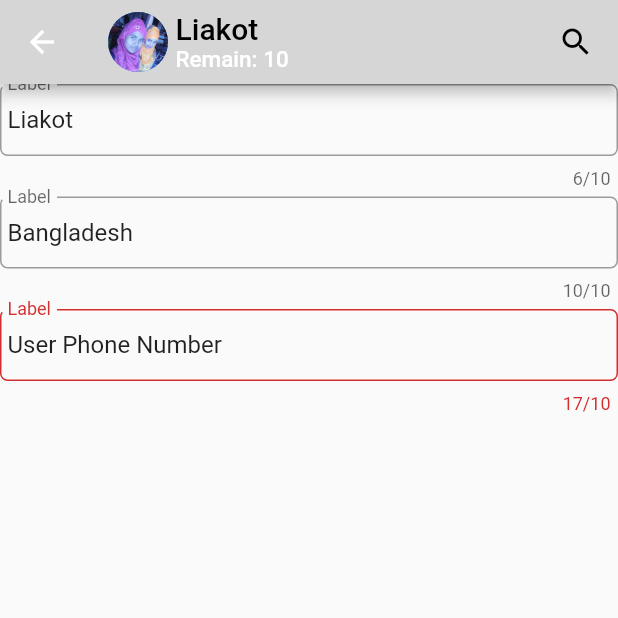
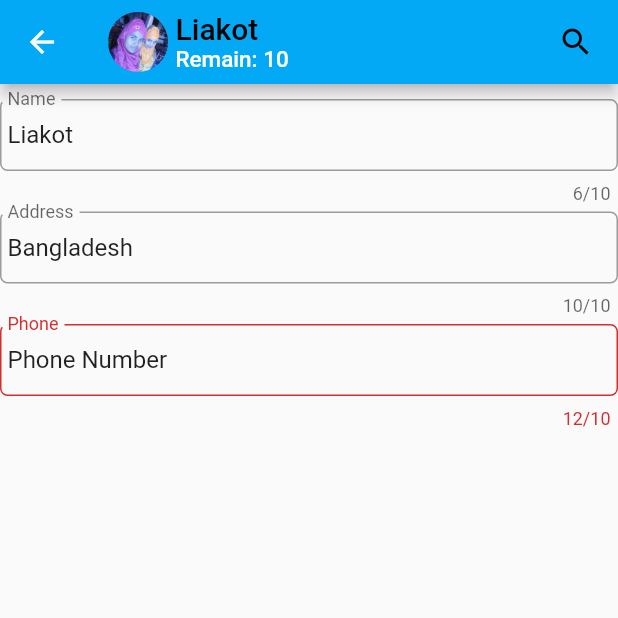
Before and after one commit to Liakot-ali/Flutter-Learn, a Flutter app: the screen it shows after launch, after a tap on "Liakot", on a phone screen of 412 x 824 dp, the top half of it. Run offline on Flutter 3.47's test engine with Material 2 defaults, Android fonts, the phone set to English and light mode, and no system bars.

Commit message:
changing textfield label

```diff
--- a/lib/customer_details.dart
+++ b/lib/customer_details.dart
@@ -24,13 +24,13 @@ class _StateCustomerDetails extends State<CustomerDetails> {
     );
   }
 
-  Widget _TextFormField(String text) {
+  Widget _TextFormField(String label, String text) {
     return TextFormField(
       decoration: InputDecoration(
         border: OutlineInputBorder(
           borderRadius: BorderRadius.all(Radius.circular(5)),
         ),
-        label: Text("Label"),
+        label: Text(label),
         contentPadding: EdgeInsets.all(5),
       ),
       initialValue: text,
@@ -43,7 +43,6 @@ class _StateCustomerDetails extends State<CustomerDetails> {
   Widget build(BuildContext context) {
     return Scaffold(
       appBar: AppBar(
-        backgroundColor: Colors.grey[350],
         title: Container(
           child: appBar(value.name, value.address, value.picture,
               "Remain: " + value.remain.toString()),
@@ -52,15 +51,18 @@ class _StateCustomerDetails extends State<CustomerDetails> {
       body: Column(
         crossAxisAlignment: CrossAxisAlignment.start,
         children: [
-          _TextFormField(value.name),
+           SizedBox(
+            height: 10.0,
+          ),
+          _TextFormField("Name", value.name),
           SizedBox(
             height: 5.0,
           ),
-          _TextFormField(value.address),
+          _TextFormField("Address" , value.address),
           SizedBox(
             height: 5.0,
           ),
-          _TextFormField("User Phone Number"),
+          _TextFormField("Phone", "Phone Number"),
         ],
       ),
     );
```
